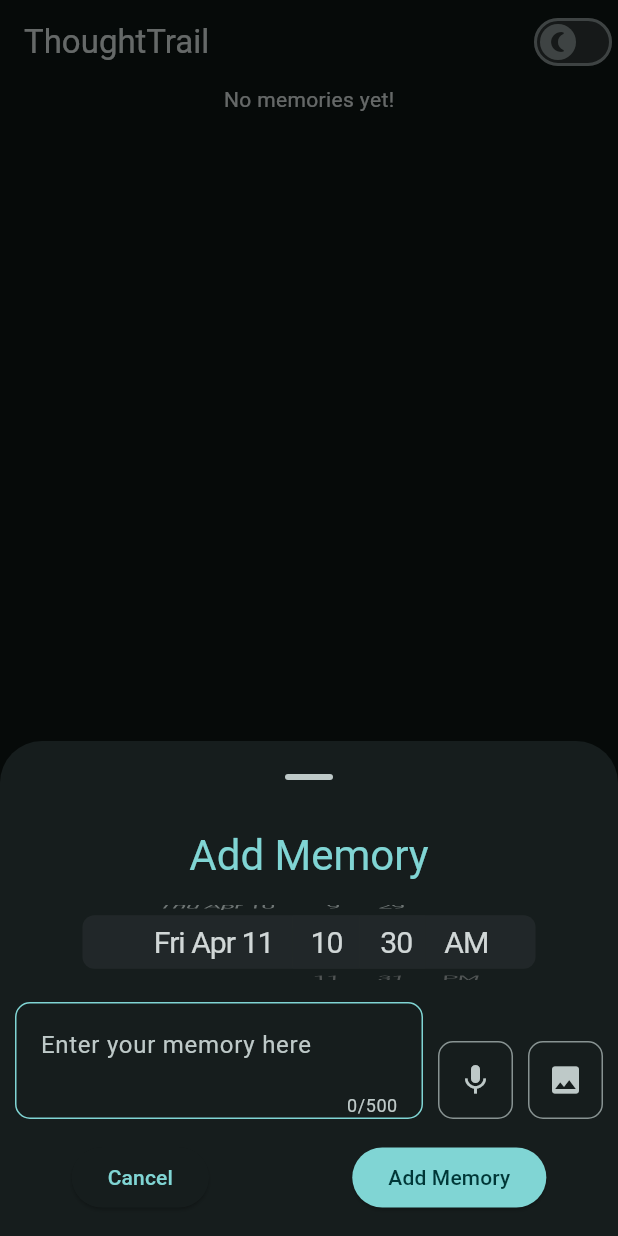
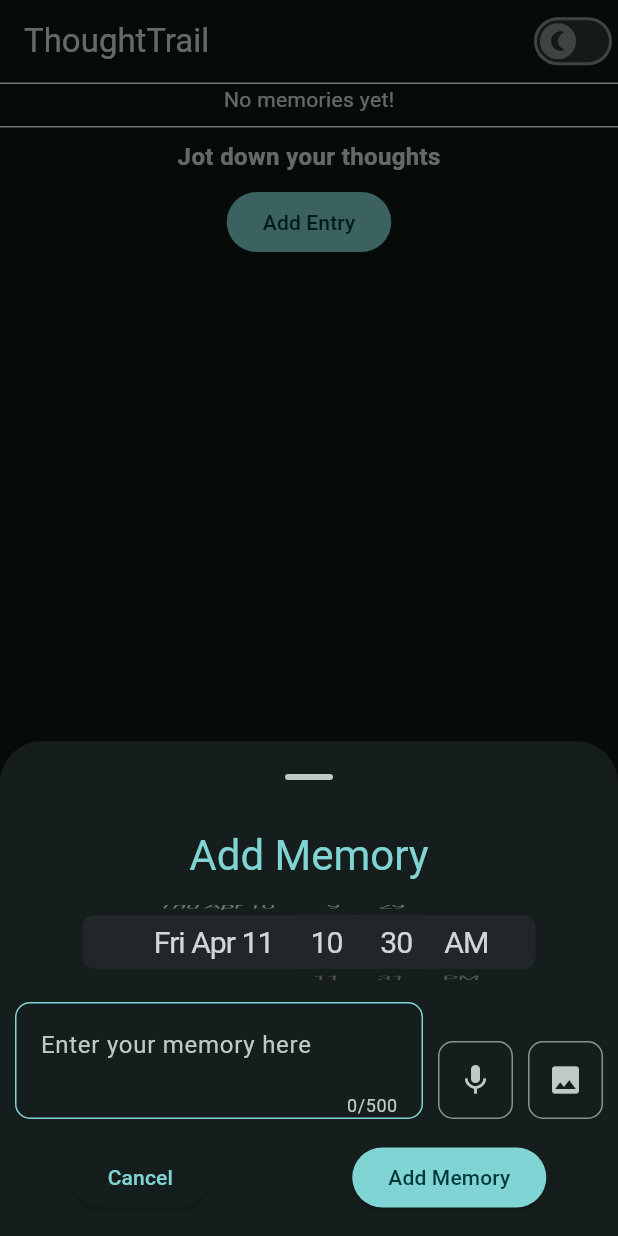
Before and after one commit to Amalshaheen/thought_trail, a Flutter app: the screen it shows after launch, after a tap on the "add" icon, on a phone screen of 412 x 824 dp. Run offline on Flutter 3.47's test engine with Material 3 defaults, Android fonts, the phone set to English and light mode, and no system bars; our stand-ins replace audio_video_progress_bar, audioplayers, flutter_bloc, flutter_sticky_header, fluttertoast, fpdart and 6 more; missing offline and left inert: image_size_getter, record; accounts and stored records are empty; generated files the repository leaves out were written again.

Commit message:
feat: enhance TimelinePage with a blurred background and add TodayEntryWidget for user prompts

```diff
--- a/lib/presentation/timeline/timeline_page.dart
+++ b/lib/presentation/timeline/timeline_page.dart
@@ -1,3 +1,5 @@
+import 'dart:ui';
+
 import 'package:flutter/material.dart';
 import 'package:flutter_bloc/flutter_bloc.dart';
 import 'package:thought_trail/application/cubit/theme_cubit.dart';
@@ -21,9 +23,9 @@ class TimelinePage extends StatelessWidget {
   Widget build(BuildContext context) {
     WidgetsBinding.instance.addPostFrameCallback(
       (_) {
-        context
-            .read<MemoryWatcherBloc>()
-            .add(MemoryWatcherEvent.watchAllStarted());
+        context.read<MemoryWatcherBloc>().add(
+              MemoryWatcherEvent.watchAllStarted(),
+            );
       },
     );
     return Scaffold(
@@ -34,9 +36,24 @@ class TimelinePage extends StatelessWidget {
             shrinkWrap: true,
             slivers: [
               SliverAppBar(
+                backgroundColor: Colors.transparent,
                 title: Text('ThoughtTrail'),
-                floating: true,
                 pinned: true,
+                flexibleSpace: ClipRect(
+                  child: BackdropFilter(
+                    filter: ImageFilter.blur(sigmaX: 5, sigmaY: 5),
+                    child: Container(
+                      color: Theme.of(context).canvasColor.withAlpha(200),
+                    ),
+                  ),
+                ),
+                bottom: const PreferredSize(
+                  preferredSize: Size.fromHeight(0),
+                  child: Divider(
+                    height: 1,
+                    color: Colors.white,
+                  ),
+                ),
                 actions: [
                   DarkLightThemeToggleWidget(),
                 ],
@@ -73,12 +90,46 @@ class TimelinePage extends StatelessWidget {
                     ),
                   ),
                 ),
-              )
+              ),
+              SliverToBoxAdapter(
+                child: TodayEntryWidget(),
+              ),
             ],
           );
         },
       ),
       floatingActionButton: AddMemoryFAB(),
+    );
+  }
+}
+
+class TodayEntryWidget extends StatelessWidget {
+  const TodayEntryWidget({super.key});
+
+  @override
+  Widget build(BuildContext context) {
+    return Column(
+      children: [
+        const SizedBox(height: 8),
+        const Divider(
+          height: 1,
+          color: Colors.white,
+        ),
+        const SizedBox(height: 8),
+        const Text(
+          'Jot down your thoughts',
+          style: TextStyle(
+            fontSize: 16,
+            fontWeight: FontWeight.bold,
+          ),
+        ),
+        const SizedBox(height: 8),
+        FilledButton(
+            onPressed: () => AddMemoryFAB.addMemoryBottomSheet(
+                context, TextEditingController()),
+            child: Text('Add Entry')),
+        const SizedBox(height: 8),
+      ],
     );
   }
 }
```
